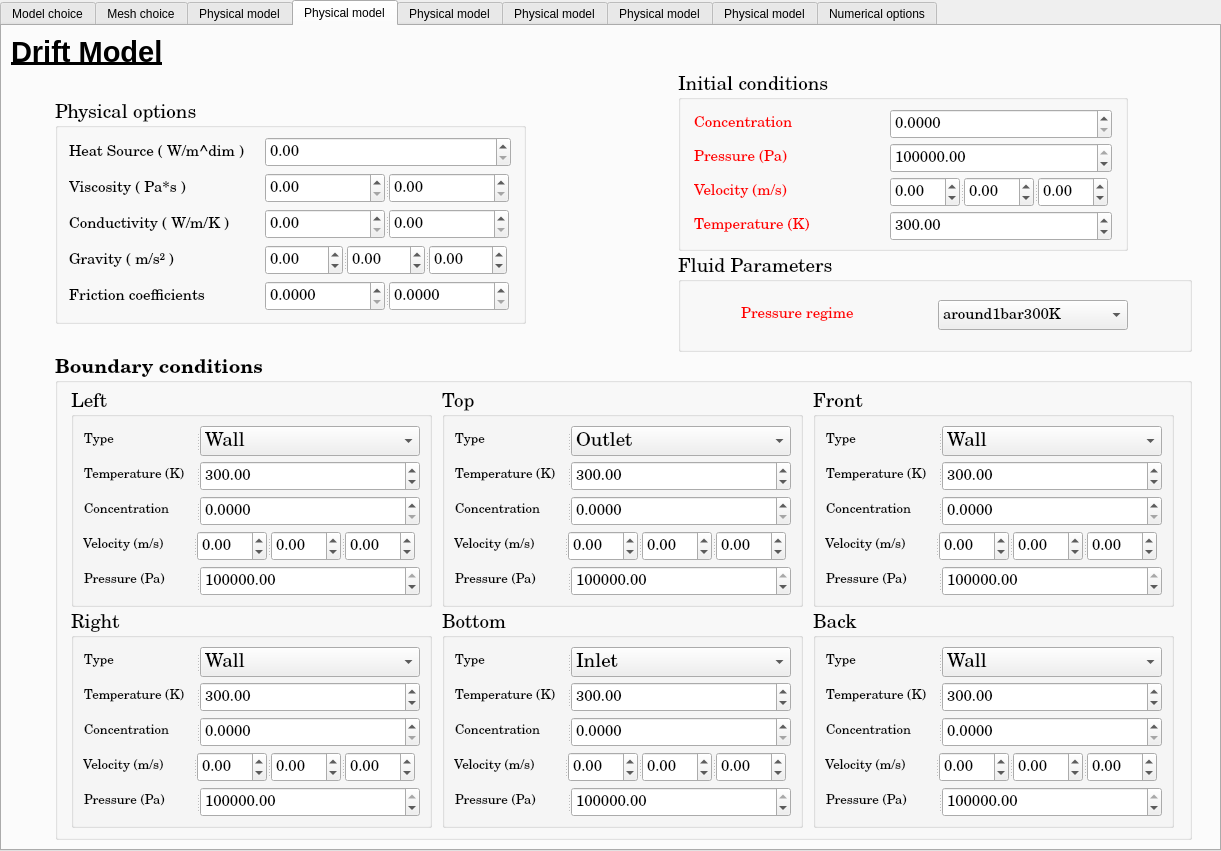
This is CoreFlows/gui/ui/MainCFWidget.ui in ndjinga/SOLVERLAB as Qt 5 draws it before an edit. The edited form follows.
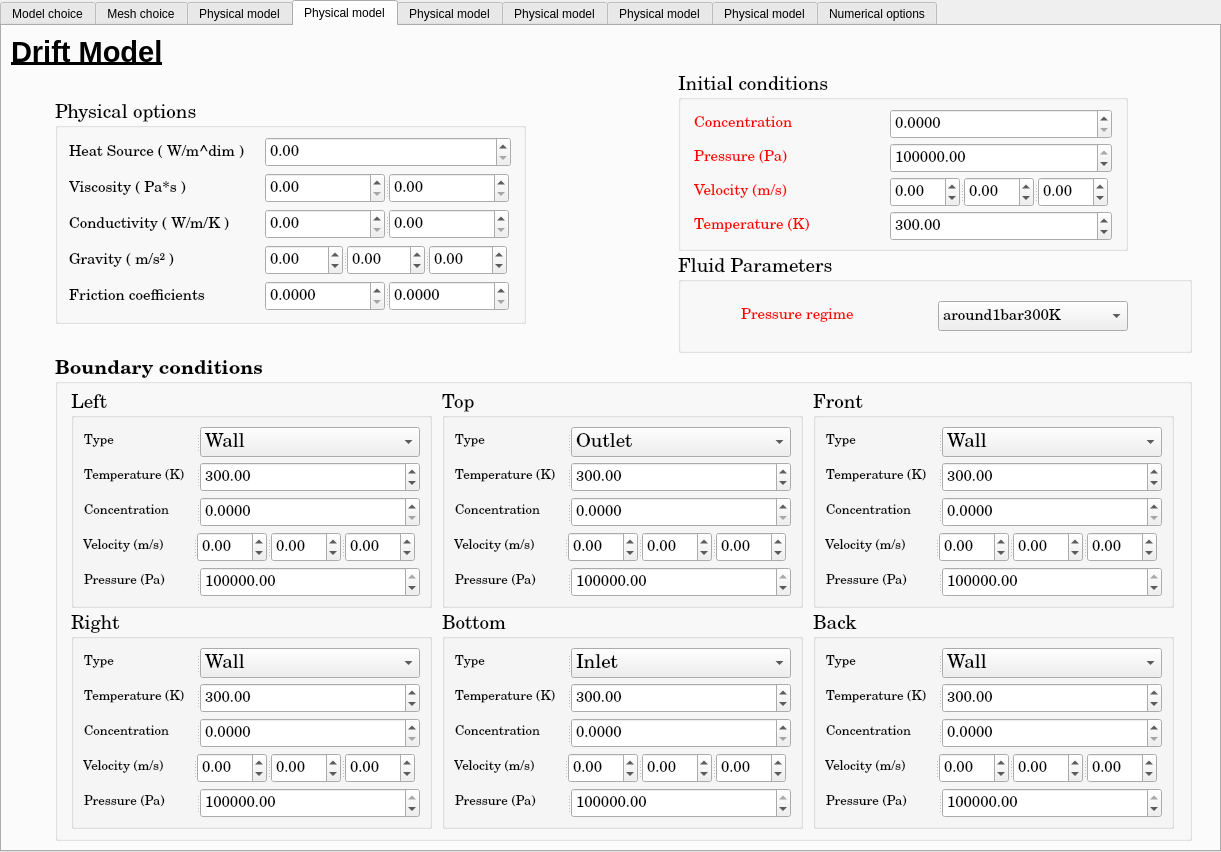
This is the edited form. The open tabs and pages were chosen to show the change.

```diff
--- a/CoreFlows/gui/ui/MainCFWidget.ui
+++ b/CoreFlows/gui/ui/MainCFWidget.ui
@@ -7,7 +7,7 @@
     <x>0</x>
     <y>0</y>
     <width>1221</width>
-    <height>851</height>
+    <height>852</height>
    </rect>
   </property>
   <property name="maximumSize">
@@ -5254,7 +5254,7 @@
               </property>
               <property name="maximumSize">
                <size>
-                <width>331</width>
+                <width>334</width>
                 <height>30</height>
                </size>
               </property>
@@ -5329,7 +5329,7 @@
               </property>
               <property name="maximumSize">
                <size>
-                <width>331</width>
+                <width>334</width>
                 <height>30</height>
                </size>
               </property>
@@ -5390,7 +5390,7 @@
               </property>
               <property name="maximumSize">
                <size>
-                <width>331</width>
+                <width>334</width>
                 <height>30</height>
                </size>
               </property>
@@ -5475,7 +5475,7 @@
                </property>
                <property name="maximumSize">
                 <size>
-                 <width>212</width>
+                 <width>218</width>
                  <height>30</height>
                 </size>
                </property>
@@ -5570,7 +5570,7 @@
               </property>
               <property name="maximumSize">
                <size>
-                <width>331</width>
+                <width>334</width>
                 <height>30</height>
                </size>
               </property>
@@ -5660,7 +5660,7 @@
               </property>
               <property name="maximumSize">
                <size>
-                <width>331</width>
+                <width>334</width>
                 <height>30</height>
                </size>
               </property>
@@ -5735,7 +5735,7 @@
               </property>
               <property name="maximumSize">
                <size>
-                <width>331</width>
+                <width>334</width>
                 <height>30</height>
                </size>
               </property>
@@ -5796,7 +5796,7 @@
               </property>
               <property name="maximumSize">
                <size>
-                <width>331</width>
+                <width>334</width>
                 <height>30</height>
                </size>
               </property>
@@ -5881,7 +5881,7 @@
                </property>
                <property name="maximumSize">
                 <size>
-                 <width>212</width>
+                 <width>218</width>
                  <height>30</height>
                 </size>
                </property>
@@ -5976,7 +5976,7 @@
               </property>
               <property name="maximumSize">
                <size>
-                <width>331</width>
+                <width>334</width>
                 <height>30</height>
                </size>
               </property>
@@ -6066,7 +6066,7 @@
               </property>
               <property name="maximumSize">
                <size>
-                <width>331</width>
+                <width>334</width>
                 <height>30</height>
                </size>
               </property>
@@ -6141,7 +6141,7 @@
               </property>
               <property name="maximumSize">
                <size>
-                <width>331</width>
+                <width>334</width>
                 <height>30</height>
                </size>
               </property>
@@ -6202,7 +6202,7 @@
               </property>
               <property name="maximumSize">
                <size>
-                <width>331</width>
+                <width>334</width>
                 <height>30</height>
                </size>
               </property>
@@ -6287,7 +6287,7 @@
                </property>
                <property name="maximumSize">
                 <size>
-                 <width>212</width>
+                 <width>218</width>
                  <height>30</height>
                 </size>
                </property>
@@ -6382,7 +6382,7 @@
               </property>
               <property name="maximumSize">
                <size>
-                <width>331</width>
+                <width>334</width>
                 <height>30</height>
                </size>
               </property>
@@ -6472,7 +6472,7 @@
               </property>
               <property name="maximumSize">
                <size>
-                <width>331</width>
+                <width>334</width>
                 <height>30</height>
                </size>
               </property>
@@ -6547,7 +6547,7 @@
               </property>
               <property name="maximumSize">
                <size>
-                <width>331</width>
+                <width>334</width>
                 <height>30</height>
                </size>
               </property>
@@ -6608,7 +6608,7 @@
               </property>
               <property name="maximumSize">
                <size>
-                <width>331</width>
+                <width>334</width>
                 <height>30</height>
                </size>
               </property>
@@ -6696,7 +6696,7 @@
                </property>
                <property name="maximumSize">
                 <size>
-                 <width>212</width>
+                 <width>218</width>
                  <height>30</height>
                 </size>
                </property>
@@ -6791,7 +6791,7 @@
               </property>
               <property name="maximumSize">
                <size>
-                <width>331</width>
+                <width>334</width>
                 <height>30</height>
                </size>
               </property>
@@ -6881,7 +6881,7 @@
               </property>
               <property name="maximumSize">
                <size>
-                <width>331</width>
+                <width>334</width>
                 <height>30</height>
                </size>
               </property>
@@ -6956,7 +6956,7 @@
               </property>
               <property name="maximumSize">
                <size>
-                <width>331</width>
+                <width>334</width>
                 <height>30</height>
                </size>
               </property>
@@ -7017,7 +7017,7 @@
               </property>
               <property name="maximumSize">
                <size>
-                <width>331</width>
+                <width>334</width>
                 <height>30</height>
                </size>
               </property>
@@ -7105,7 +7105,7 @@
                </property>
                <property name="maximumSize">
                 <size>
-                 <width>212</width>
+                 <width>218</width>
                  <height>30</height>
                 </size>
                </property>
@@ -7200,7 +7200,7 @@
               </property>
               <property name="maximumSize">
                <size>
-                <width>331</width>
+                <width>334</width>
                 <height>30</height>
                </size>
               </property>
@@ -7290,7 +7290,7 @@
               </property>
               <property name="maximumSize">
                <size>
-                <width>331</width>
+                <width>334</width>
                 <height>30</height>
                </size>
               </property>
@@ -7365,7 +7365,7 @@
               </property>
               <property name="maximumSize">
                <size>
-                <width>331</width>
+                <width>334</width>
                 <height>30</height>
                </size>
               </property>
@@ -7426,7 +7426,7 @@
               </property>
               <property name="maximumSize">
                <size>
-                <width>331</width>
+                <width>334</width>
                 <height>30</height>
                </size>
               </property>
@@ -7514,7 +7514,7 @@
                </property>
                <property name="maximumSize">
                 <size>
-                 <width>212</width>
+                 <width>218</width>
                  <height>30</height>
                 </size>
                </property>
@@ -7609,7 +7609,7 @@
               </property>
               <property name="maximumSize">
                <size>
-                <width>331</width>
+                <width>334</width>
                 <height>30</height>
                </size>
               </property>
```
Left out of the diff: 84 changed lines with no effect on the pictures.
